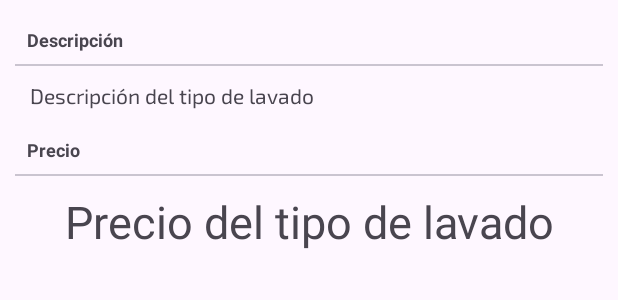
After one commit to CarlesDev87/Supreme-Car-Wash, an Android app: the layout dialog_tipo_lavado.xml on its own in the app's theme, with its tools: preview values and no code run, on a phone screen of 412 x 824 dp. The commit adds this screen. Shown: the top 300 px of the screen. Run offline under Robolectric (Android 15) with nearby library versions, the phone set to English and light mode, and no system bars.

Commit message:
Diálogo Personalizado
Diálogo personalizado con la información del tipo de lavado que seleccionamos en la pantalla principal.

```diff
--- a/supreme-car-wash-back/src/main/java/supremecarwash/model/Lavado.java
+++ b/supreme-car-wash-back/src/main/java/supremecarwash/model/Lavado.java
@@ -15,8 +15,10 @@ import java.time.LocalDate;
 @Entity
 public class Lavado {
 
-    public Lavado(String tipoLavado) {
+    public Lavado(String tipoLavado, String descripcion, Integer precio) {
         this.tipoLavado = tipoLavado;
+        this.descripcion = descripcion;
+        this.precio = precio;
     }
 
     @Id
--- a/supreme-car-wash-back/src/main/java/supremecarwash/repository/ILavadoRepository.java
+++ b/supreme-car-wash-back/src/main/java/supremecarwash/repository/ILavadoRepository.java
@@ -10,6 +10,7 @@ import java.util.List;
 @Repository
 public interface ILavadoRepository extends JpaRepository<Lavado, Integer> {
 
-    @Query("SELECT distinct new Lavado(l.tipoLavado) FROM Lavado l")
+    @Query("SELECT distinct new Lavado(l.tipoLavado, l.descripcion, l.precio) FROM Lavado l")
     List<Lavado> encontrarTiposLavados();
+
 }
--- a/supreme-car-wash-back/src/main/java/supremecarwash/service/ILavadoService.java
+++ b/supreme-car-wash-back/src/main/java/supremecarwash/service/ILavadoService.java
@@ -11,4 +11,5 @@ public interface ILavadoService {
      void insertarLavado(Lavado lavado);
 
      List<Lavado> getTipoLavados();
+
 }
--- a/supreme-car-wash-front/app/src/main/java/com/example/supreme_car_wash/adapters/TipoLavadoAdapter.kt
+++ b/supreme-car-wash-front/app/src/main/java/com/example/supreme_car_wash/adapters/TipoLavadoAdapter.kt
@@ -36,9 +36,10 @@ class TipoLavadoAdapter (private val  tipoLavados: List<LavadoResponse>,
         }
 
         with(holder){
+            setListener(tipoLavado)
             binding.txtTipoLavado.text = tipoLavado.tipoLavado.uppercase()
             binding.constraintLavado.background = (ContextCompat.getDrawable(context, fondo))
-            setListener(tipoLavado)
+
         }
     }
 
--- a/supreme-car-wash-front/app/src/main/java/com/example/supreme_car_wash/fragments/ServiciosFragment.kt
+++ b/supreme-car-wash-front/app/src/main/java/com/example/supreme_car_wash/fragments/ServiciosFragment.kt
@@ -72,11 +72,6 @@ class ServiciosFragment : Fragment(), OnClickListenerLavado {
             linearLayout = LinearLayoutManager(context)
 
 
-            val tipoLavados = lavados.map { it.tipoLavado }
-
-
-
-
             withContext(Dispatchers.Main) {
                 binding.recyclerLavados.apply {
                     layoutManager = linearLayout
--- a/supreme-car-wash-front/app/src/main/java/com/example/supreme_car_wash/responses/LavadoResponse.kt
+++ b/supreme-car-wash-front/app/src/main/java/com/example/supreme_car_wash/responses/LavadoResponse.kt
@@ -9,6 +9,7 @@ data class LavadoResponse(
     @SerializedName("estado") val estado: String,
     @SerializedName("fechaCreacion") val fechaCreacion: LocalDate,
     @SerializedName("precio") val precio: Int,
+    @SerializedName("descripcion") val descripcion: String,
     @SerializedName("tipoLavado") val tipoLavado: String,
     @SerializedName("idVehiculo") val idVehiculo: Int
 ) : Serializable {
--- a/supreme-car-wash-front/app/src/main/res/layout/activity_main.xml
+++ b/supreme-car-wash-front/app/src/main/res/layout/activity_main.xml
@@ -94,7 +94,7 @@
     <com.google.android.material.bottomnavigation.BottomNavigationView
         android:id="@+id/bottomNavigationView"
         android:layout_width="match_parent"
-        android:layout_height="65dp"
+        android:layout_height="wrap_content"
         android:layout_gravity="bottom"
         app:itemIconTint="#FFA21919"
         app:menu="@menu/bottom_navigation_menu" />
--- /dev/null
+++ b/supreme-car-wash-front/app/src/main/res/layout/dialog_tipo_lavado.xml
@@ -0,0 +1,73 @@
+<?xml version="1.0" encoding="utf-8"?>
+
+<androidx.constraintlayout.widget.ConstraintLayout
+    xmlns:android="http://schemas.android.com/apk/res/android"
+    xmlns:app="http://schemas.android.com/apk/res-auto"
+    xmlns:tools="http://schemas.android.com/tools"
+    android:layout_width="match_parent"
+    android:layout_height="wrap_content"
+    android:backgroundTint="@color/white"
+   >
+
+
+
+
+    <LinearLayout
+        android:id="@+id/linearDialogo"
+        android:layout_width="match_parent"
+        android:layout_height="wrap_content"
+        android:layout_margin="10dp"
+        android:orientation="vertical"
+        app:layout_constraintEnd_toEndOf="parent"
+        app:layout_constraintStart_toStartOf="parent"
+        app:layout_constraintTop_toTopOf="parent"
+        >
+        <TextView
+            android:layout_width="match_parent"
+            android:layout_height="wrap_content"
+            android:text="Descripción"
+            android:textStyle="bold"
+            android:textSize="12sp"
+            android:padding="8dp" />
+
+        <com.google.android.material.divider.MaterialDivider
+            android:id="@+id/divider1"
+            android:layout_width="match_parent"
+            android:layout_height="1dp"
+
+            app:layout_constraintTop_toTopOf="parent" />
+
+        <TextView
+            android:id="@+id/txtDiagDescripcionTipoLavado"
+            android:layout_width="match_parent"
+            android:layout_height="wrap_content"
+            android:layout_margin="10dp"
+            android:fontFamily="@font/exo_2"
+            tools:text="Descripción del tipo de lavado" />
+
+        <TextView
+            android:layout_width="match_parent"
+            android:layout_height="wrap_content"
+            android:text="Precio"
+            android:textStyle="bold"
+            android:textSize="12sp"
+            android:padding="8dp" />
+
+        <com.google.android.material.divider.MaterialDivider
+            android:id="@+id/divider2"
+            android:layout_width="match_parent"
+            android:layout_height="1dp"
+            app:layout_constraintTop_toBottomOf="@id/txtDiagDescripcionTipoLavado" />
+
+        <TextView
+            android:id="@+id/precioTipoLavadoDialogo"
+            android:layout_width="match_parent"
+            android:layout_height="wrap_content"
+            tools:text="Precio del tipo de lavado"
+            android:layout_margin="10dp"
+            android:textSize="30sp"
+            android:textAlignment="center"
+            />
+
+    </LinearLayout>
+</androidx.constraintlayout.widget.ConstraintLayout>
--- a/supreme-car-wash-front/app/src/main/res/layout/fragment_main.xml
+++ b/supreme-car-wash-front/app/src/main/res/layout/fragment_main.xml
@@ -12,6 +12,8 @@
         android:id="@+id/recyclerTipoLavados"
         android:layout_width="match_parent"
         android:layout_height="wrap_content"
-        tools:listitem="@layout/item_lavados"/>
+        tools:listitem="@layout/item_lavados"
+        android:clickable="true"
+        android:focusable="true"/>
 
 </FrameLayout>
--- a/supreme-car-wash-front/app/src/main/res/layout/item_coches.xml
+++ b/supreme-car-wash-front/app/src/main/res/layout/item_coches.xml
@@ -7,8 +7,6 @@
     android:elevation="8dp"
     android:layout_margin="3dp"
     android:backgroundTint="#FFFFFF"
-    android:clickable="true"
-    android:focusable="true"
     >
 
     <View
--- a/supreme-car-wash-front/app/src/main/res/values/themes.xml
+++ b/supreme-car-wash-front/app/src/main/res/values/themes.xml
@@ -6,4 +6,8 @@
     </style>
 
     <style name="Theme.Supremecarwash" parent="Base.Theme.Supremecarwash" />
+
+    <style name="CustomDialogTheme" parent="ThemeOverlay.MaterialComponents.Dialog">
+            <item name="colorPrimary">@color/principal</item>
+    </style>
 </resources>
```
Also changed, not shown: supreme-car-wash-back/src/main/java/supremecarwash/controller/ClienteController.java (+0 -12 lines), supreme-car-wash-front/app/src/main/java/com/example/supreme_car_wash/activities/MainActivity.kt (+6 -2 lines), supreme-car-wash-front/app/src/main/java/com/example/supreme_car_wash/fragments/MainFragment.kt (+32 -8 lines).
